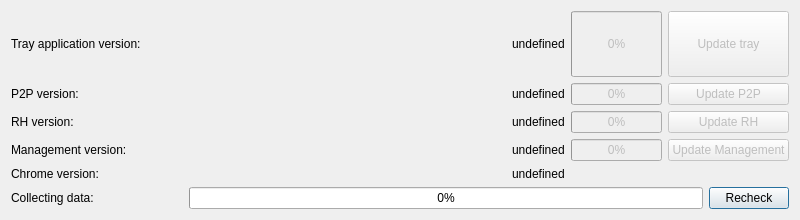
subutai-io/control-center, file hub/forms/DlgAbout.ui: the form before one commit.
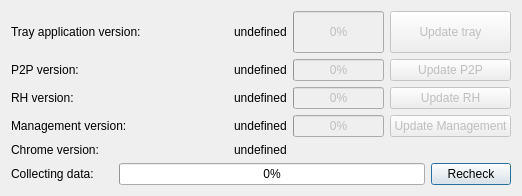
The form after the commit. Icons and pictures are not drawn.

Commit message: change "about" dialog size

Diff of the .ui file:
```diff
--- a/hub/forms/DlgAbout.ui
+++ b/hub/forms/DlgAbout.ui
@@ -6,8 +6,8 @@
    <rect>
     <x>0</x>
     <y>0</y>
-    <width>800</width>
-    <height>220</height>
+    <width>522</width>
+    <height>196</height>
    </rect>
   </property>
   <property name="windowTitle">
@@ -49,7 +49,7 @@
       </layout>
      </item>
      <item row="0" column="0">
-      <layout class="QGridLayout" name="gridLayout_2" rowstretch="2,0,0,0,0,0" columnstretch="1,0,0,0">
+      <layout class="QGridLayout" name="gridLayout_2" rowstretch="2,0,0,0,0" columnstretch="1,0,0,0">
        <item row="2" column="1">
         <widget class="QLabel" name="lbl_rh_version_val">
          <property name="text">
@@ -76,13 +76,6 @@
          </property>
         </widget>
        </item>
-       <item row="2" column="0">
-        <widget class="QLabel" name="lbl_rh_version">
-         <property name="text">
-          <string>RH version:</string>
-         </property>
-        </widget>
-       </item>
        <item row="3" column="0">
         <widget class="QLabel" name="lbl_rhm_version">
          <property name="text">
@@ -269,6 +262,13 @@
          </property>
         </widget>
        </item>
+       <item row="2" column="0">
+        <widget class="QLabel" name="lbl_rh_version">
+         <property name="text">
+          <string>RH version:</string>
+         </property>
+        </widget>
+       </item>
       </layout>
      </item>
     </layout>
```
